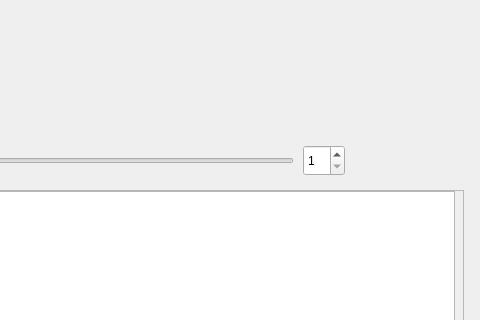
Before: the Qt Designer form mainwindow.ui in MrCabbageStick/Grafika-i-Przetwarzanie-Obrazow, drawn with Qt 5; both pictures show x 317 to 797 and y 270 to 590 of the 797 by 706 pixel window.
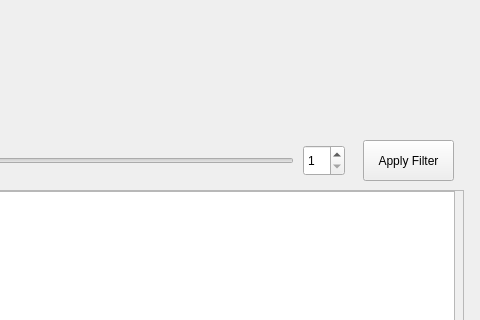
After: the same form once the commit is applied.

What changed in the file:
```diff
--- a/mainwindow.ui
+++ b/mainwindow.ui
@@ -160,6 +160,19 @@
      </widget>
     </widget>
    </widget>
+   <widget class="QPushButton" name="apply_filter_btn">
+    <property name="geometry">
+     <rect>
+      <x>680</x>
+      <y>410</y>
+      <width>91</width>
+      <height>41</height>
+     </rect>
+    </property>
+    <property name="text">
+     <string>Apply Filter</string>
+    </property>
+   </widget>
   </widget>
   <widget class="QMenuBar" name="menubar">
    <property name="geometry">
```
Left out of the diff: 6 changed lines with no effect on the pictures.
